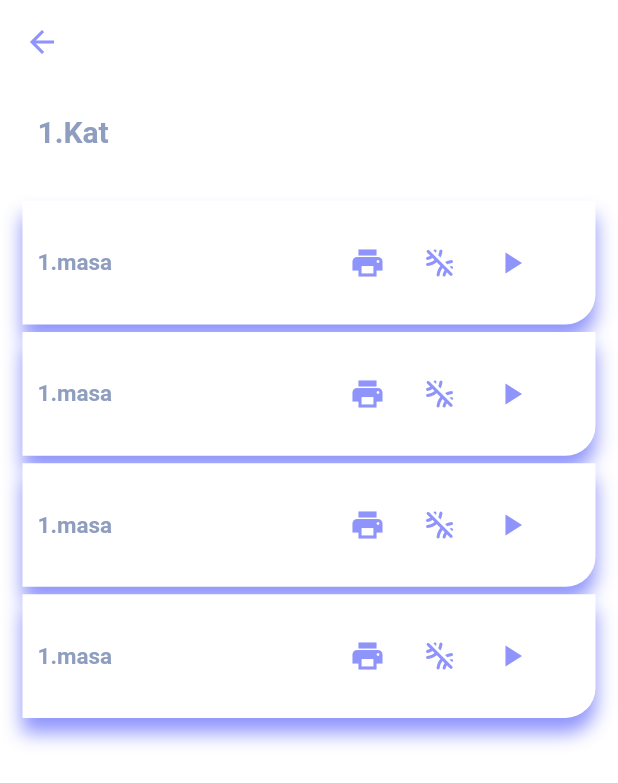
After one commit to MerveCoban1/WaiterApp, a Flutter app: the screen it shows after launch, after a tap on "Giriş Yap", after a tap on "1.Kat", on a phone screen of 412 x 824 dp. The commit adds this screen. Shown: the top 783 px of the screen. Run offline on Flutter 3.47's test engine with Material 2 defaults, Android fonts, the phone set to English and light mode, and no system bars.

Commit message:
splash-login-home-katlar-detay-siparisler tasarimlari eklendi

```diff
--- a/lib/main.dart
+++ b/lib/main.dart
@@ -1,5 +1,5 @@
 import 'package:flutter/material.dart';
-import 'package:waiter_app_demo/views/login_screen.dart';
+import 'package:waiter_app_demo/views/splash_screen.dart';
 
 void main() {
   runApp(MyApp());
@@ -15,7 +15,7 @@ class MyApp extends StatelessWidget {
       theme: ThemeData(
         primarySwatch: Colors.blue,
       ),
-      home: LoginScreen(),
+      home: SplashScreen(),
     );
   }
 }
--- /dev/null
+++ b/lib/views/floor_detail_screen.dart
@@ -0,0 +1,73 @@
+import 'package:flutter/material.dart';
+import 'package:waiter_app_demo/widgets/floor_detail_card.dart';
+
+class FloorDetailScreen extends StatefulWidget {
+  var floorName;
+
+  FloorDetailScreen(this.floorName);
+
+  @override
+  State<FloorDetailScreen> createState() => _FloorDetailScreenState();
+}
+
+class _FloorDetailScreenState extends State<FloorDetailScreen> {
+  @override
+  Widget build(BuildContext context) {
+    return Scaffold(
+      backgroundColor: Colors.white,
+      appBar: buildAppBar(context),
+      body: buildContainer(context),
+    );
+  }
+
+  Widget buildContainer(BuildContext context) {
+    return ListView(
+      children: [
+        Padding(
+          padding: const EdgeInsets.only(left: 25.0, top: 20.0, bottom: 20.0),
+          child: Text(
+            widget.floorName,
+            style: TextStyle(
+              fontSize: 20.0,
+              fontWeight: FontWeight.bold,
+              color: Color.fromRGBO(143, 158, 191, 1),
+            ),
+          ),
+        ),
+        Padding(
+          padding: const EdgeInsets.all(15.0),
+          child: Container(
+            width: (MediaQuery.of(context).size.height),
+            height: (MediaQuery.of(context).size.height),
+            color: Colors.white,
+            child: ListView(
+              children: [
+                FloorDetailCard("1.masa"),
+                FloorDetailCard("1.masa"),
+                FloorDetailCard("1.masa"),
+                FloorDetailCard("1.masa"),
+              ],
+            ),
+          ),
+        ),
+      ],
+    );
+  }
+
+  AppBar buildAppBar(BuildContext context) {
+    return AppBar(
+      iconTheme: IconThemeData(
+        color: Color.fromRGBO(143, 148, 251, 1),
+      ),
+      backgroundColor: Colors.white,
+      elevation: 0.0,
+      leading: InkWell(
+        child: Icon(Icons.arrow_back),
+        onTap: (){
+          Navigator.pop(context);
+        },
+      ),
+    );
+  }
+
+}
--- /dev/null
+++ b/lib/views/floors_screen.dart
@@ -0,0 +1,54 @@
+import 'package:flutter/material.dart';
+import 'package:waiter_app_demo/widgets/floor_card.dart';
+
+class FloorsScreen extends StatefulWidget {
+  @override
+  State<FloorsScreen> createState() => _FloorsScreenState();
+}
+
+class _FloorsScreenState extends State<FloorsScreen> {
+
+  @override
+  Widget build(BuildContext context) {
+    return ListView(
+      children: [
+        Container(
+          width: (MediaQuery.of(context).size.height),
+          height: (MediaQuery.of(context).size.height)*0.10,
+          decoration: BoxDecoration(
+            color: Colors.white,
+            borderRadius: BorderRadius.only(
+              topRight: Radius.circular(65),
+              topLeft: Radius.circular(65),
+            ),
+          ),
+          child: Center(
+            child: Text(
+              "KATLAR",
+              style: TextStyle(
+                fontSize: 18.0,
+                fontWeight: FontWeight.bold,
+                color: Color.fromRGBO(143, 158, 191, 1),
+              ),
+            ),
+          ),
+        ),
+        Container(
+            decoration: BoxDecoration(
+              color: Colors.white,
+            ),
+            width: (MediaQuery.of(context).size.height),
+            height: (MediaQuery.of(context).size.height)*0.69,
+            child: ListView(
+              children: [
+                FloorCard("1.Kat"),
+                FloorCard("1.Kat"),
+                FloorCard("1.Kat"),
+              ],
+            )
+          ),
+      ],
+    );
+  }
+
+}
--- a/lib/views/home_screen.dart
+++ b/lib/views/home_screen.dart
@@ -1,4 +1,6 @@
 import 'package:flutter/material.dart';
+import 'package:waiter_app_demo/views/floors_screen.dart';
+import 'package:waiter_app_demo/views/orders_screen.dart';
 
 class HomeScreen extends StatefulWidget {
   @override
@@ -6,17 +8,95 @@ class HomeScreen extends StatefulWidget {
 }
 
 class _HomeScreenState extends State<HomeScreen> {
-  TextEditingController emailController = TextEditingController();
+  List<Widget> _contents = [];
+  int _activeContentNo = 0;
 
-  final GlobalKey<ScaffoldState> key=GlobalKey();
+  @override
+  void initState() {
+    super.initState();
+    _contents=[FloorsScreen(),OrdersScreen()];
+  }
 
   @override
   Widget build(BuildContext context) {
     return Scaffold(
-        key: key,
-        body: Text("Anasayfa"),
+      backgroundColor: Color.fromRGBO(143, 148, 251, 1),
+      appBar: buildAppBar(context),
+      body: _contents[_activeContentNo],
+      bottomNavigationBar: buildBottomNavigationBar(),
     );
   }
 
+  PreferredSize buildAppBar(BuildContext context) {
+    return PreferredSize(
+      preferredSize: Size.fromHeight(70.0),
+      child: AppBar(
+
+        iconTheme: IconThemeData(
+          color: Colors.white,
+        ),
+        backgroundColor: Color.fromRGBO(143, 148, 251, 1),
+        elevation: 0.0,
+        actions: [
+          Padding(
+            padding: EdgeInsets.symmetric(horizontal: 16),
+            child: Icon(Icons.shopping_cart),
+          ),
+          Padding(
+            padding: EdgeInsets.symmetric(horizontal: 16),
+            child: Icon(Icons.logout),
+          ),
+        ],
+        title: Row(
+          children: [
+            Padding(
+              padding: const EdgeInsets.only(left: 8.0,top: 10.0),
+              child: Text("Digi",
+                style: TextStyle(
+                  fontSize: 20.0,
+                  fontWeight: FontWeight.bold,
+                  color: Colors.white,
+                ),
+              ),
+            ),
+            Padding(
+              padding: const EdgeInsets.only(top: 10.0),
+              child: Text("Garson",
+                style: TextStyle(
+                  fontSize: 20.0,
+                  fontWeight: FontWeight.bold,
+                  color: Colors.white,
+                ),
+              ),
+            ),
+          ],
+        ),
+      ),
+    );
+  }
+
+  BottomNavigationBar buildBottomNavigationBar() {
+    return BottomNavigationBar(
+      backgroundColor: Colors.white,
+      currentIndex: _activeContentNo,
+      selectedItemColor: Color.fromRGBO(143, 148, 251, 1),
+      unselectedItemColor: Color.fromRGBO(143, 158, 191, 1),
+      items: [
+        BottomNavigationBarItem(
+          icon: Icon(Icons.home),
+          title: Text("Katlar"),
+        ),
+        BottomNavigationBarItem(
+          icon: Icon(Icons.reorder),
+          title: Text("Siparişler"),
+        ),
+      ],
+      onTap: (int tiklananButonPozisyonNo) {
+        setState(() {
+          _activeContentNo = tiklananButonPozisyonNo;
+        });
+      },
+    );
+  }
 
 }
--- a/lib/views/login_screen.dart
+++ b/lib/views/login_screen.dart
@@ -17,7 +17,12 @@ class _LoginScreenState extends State<LoginScreen> {
   Widget build(BuildContext context) {
     return Scaffold(
         backgroundColor: Colors.white,
-        body: SingleChildScrollView(
+        body: buildSingleChildScrollView(context)
+    );
+  }
+
+  SingleChildScrollView buildSingleChildScrollView(BuildContext context) {
+    return SingleChildScrollView(
         child: Container(
           child: Column(
             children: <Widget>[
@@ -150,7 +155,6 @@ class _LoginScreenState extends State<LoginScreen> {
             ],
           ),
         ),
-        )
       );
   }
 
--- /dev/null
+++ b/lib/views/splash_screen.dart
@@ -0,0 +1,45 @@
+import 'dart:async';
+import 'package:flutter/material.dart';
+import 'package:waiter_app_demo/views/login_screen.dart';
+
+
+class SplashScreen extends StatefulWidget {
+  @override
+  _SplashScreenState createState() => _SplashScreenState();
+}
+
+class _SplashScreenState extends State<SplashScreen> {
+  @override
+  void initState() {
+    super.initState();
+    Timer(
+        Duration(seconds: 3),
+            () => Navigator.of(context).pushReplacement(MaterialPageRoute(
+            builder: (BuildContext context) => LoginScreen())));
+  }
+
+  @override
+  Widget build(BuildContext context) {
+    return Scaffold(
+      backgroundColor: Color.fromRGBO(143, 148, 251, 1),
+      body: Center(
+        child: Container(
+          width: 130.0,
+          height: 150.0,
+          child: ListView(
+              children: [
+                Text("DigiGarson",
+                  style: TextStyle(
+                    fontSize: 25.0,
+                    fontWeight: FontWeight.bold,
+                    color: Colors.white,
+                  ),
+                ),
+                Image.asset('assets/images/clock.png')
+              ],
+            ),
+        ),
+      ),
+    );
+  }
+}
--- /dev/null
+++ b/lib/widgets/floor_card.dart
@@ -0,0 +1,55 @@
+import 'package:flutter/material.dart';
+import 'package:waiter_app_demo/views/floor_detail_screen.dart';
+
+class FloorCard extends StatefulWidget{
+  var floorName;
+
+  FloorCard(this.floorName);
+
+  @override
+  _FloorCardState createState() => _FloorCardState();
+}
+class _FloorCardState extends State<FloorCard> {
+  @override
+  Widget build(BuildContext context) {
+    return InkWell(
+      onTap: (){
+        Navigator.push(context, MaterialPageRoute(builder: (context)=>FloorDetailScreen("1.Kat")));
+      },
+      child: Padding(
+        padding: const EdgeInsets.only(left: 20.0,right: 20.0,bottom: 10.0),
+        child:Container(
+          height: (MediaQuery.of(context).size.height)*0.10,
+          decoration: BoxDecoration(
+            color: Colors.white,
+            borderRadius: BorderRadius.only(
+              topRight: Radius.circular(15),
+              bottomLeft: Radius.circular(15),
+            ),
+            boxShadow: [
+              BoxShadow(
+                color: Color.fromRGBO(143, 148, 251, 100),
+                blurRadius: 10.0, // soften the shadow
+                spreadRadius: 0.0, //extend the shadow
+                offset: Offset(
+                  0.0, // Move to right 10  horizontally
+                  10.0, // Move to bottom 10 Vertically
+                ),
+              ),
+            ],
+          ),
+          child: Center(
+            child: Text(
+              widget.floorName,
+              style: TextStyle(
+                fontSize: 20.0,
+                fontWeight: FontWeight.bold,
+                color: Color.fromRGBO(143, 158, 191, 1),
+              ),
+            ),
+          ),
+        ),
+      ),
+    );
+  }
+}
--- /dev/null
+++ b/lib/widgets/floor_detail_card.dart
@@ -0,0 +1,89 @@
+import 'package:flutter/material.dart';
+
+class FloorDetailCard extends StatefulWidget{
+  var floorName;
+
+  FloorDetailCard(this.floorName);
+
+  @override
+  _FloorDetailCardState createState() => _FloorDetailCardState();
+}
+class _FloorDetailCardState extends State<FloorDetailCard> {
+  @override
+  Widget build(BuildContext context) {
+    return Padding(
+      padding: const EdgeInsets.only(bottom: 5.0),
+      child: Container(
+        height: (MediaQuery.of(context).size.height) * 0.10,
+        width: (MediaQuery.of(context).size.width) * 0.90,
+        decoration: BoxDecoration(
+          color: Colors.white,
+          borderRadius: BorderRadius.only(
+            bottomRight: Radius.circular(20),
+          ),
+          boxShadow: [
+            BoxShadow(
+              color: Color.fromRGBO(143, 148, 251, 100),
+              blurRadius: 10.0, // soften the shadow
+              spreadRadius: 0.0, //extend the shadow
+              offset: Offset(
+                0.0, // Move to right 10  horizontally
+                10.0, // Move to bottom 10 Vertically
+              ),
+            ),
+          ],
+        ),
+        child: Row(
+          children: [
+            Container(
+              width: (MediaQuery.of(context).size.width) * 0.50,
+              child: Padding(
+                padding: const EdgeInsets.only(left: 10.0),
+                child: Text(
+                  widget.floorName,
+                  style: TextStyle(
+                    fontSize: 15.0,
+                    fontWeight: FontWeight.bold,
+                    color: Color.fromRGBO(143, 158, 191, 1),
+                  ),
+                ),
+              ),
+            ),
+            Container(
+              alignment: Alignment.centerRight,
+              width: (MediaQuery.of(context).size.width) * 0.40,
+              child: Row(
+                children: [
+                  IconButton(
+                    icon: Icon(Icons.print),
+                    color: Color.fromRGBO(143, 148, 251, 1),
+                    onPressed: () {
+                      debugPrint("Butona tıklandı");
+                    },
+                    iconSize: 24,
+                  ),
+                  IconButton(
+                    icon: Icon(Icons.leak_remove_rounded),
+                    color: Color.fromRGBO(143, 148, 251, 1),
+                    onPressed: () {
+                      debugPrint("Butona tıklandı");
+                    },
+                    iconSize: 24,
+                  ),
+                  IconButton(
+                    icon: Icon(Icons.play_arrow_sharp),
+                    color: Color.fromRGBO(143, 148, 251, 1),
+                    onPressed: () {
+                      debugPrint("Butona tıklandı");
+                    },
+                    iconSize: 24,
+                  ),
+                ],
+              ),
+            ),
+          ],
+        ),
+      ),
+    );
+  }
+}
--- a/pubspec.yaml
+++ b/pubspec.yaml
@@ -62,7 +62,7 @@ flutter:
     - assets/images/background.png
     - assets/images/light-1.png
     - assets/images/light-2.png
-
+    - assets/images/clock.png
 
   # An image asset can refer to one or more resolution-specific "variants", see
   # https://flutter.dev/assets-and-images/#resolution-aware.
```
Also changed, not shown: lib/views/forgot_password_screen.dart (+6 -2 lines), lib/views/orders_screen.dart (added, +130 -0 lines). Lines whose indentation alone changed are shown as unchanged.
